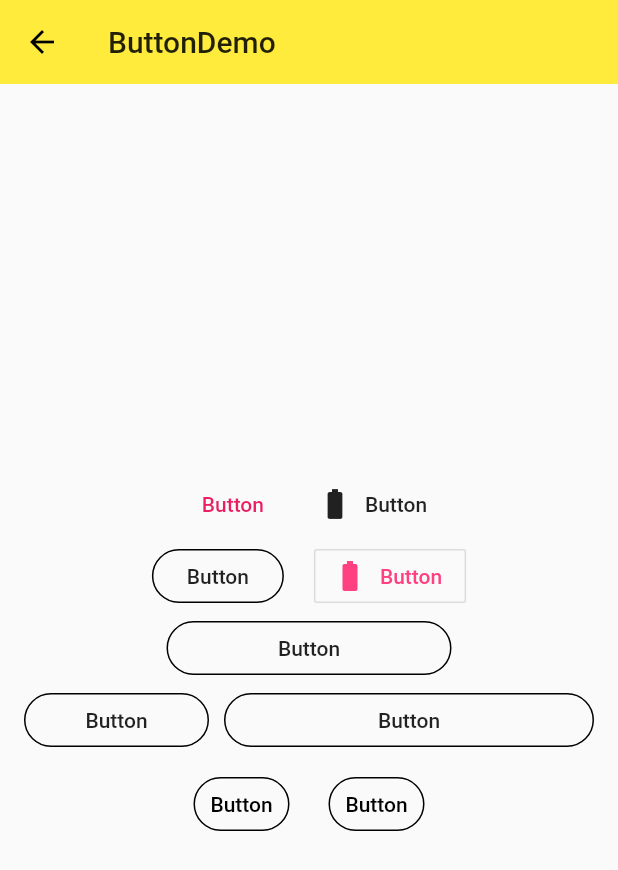
After one commit to cc9611/flutter_demo, a Flutter app: the screen it shows after launch, after a tap on "ButtonDemo", on a phone screen of 412 x 824 dp. The commit adds this screen. Shown: the top 870 px of the screen. Run offline on Flutter 3.47's test engine with Material 2 defaults, Android fonts, the phone set to English and light mode, and no system bars; missing offline and left inert: dart:ffi.

Commit message:
button按钮按钮的使用

```diff
--- /dev/null
+++ b/lib/demo/button_demo.dart
@@ -0,0 +1,177 @@
+import 'package:flutter/material.dart';
+class ButtonDemo extends StatelessWidget {
+  @override
+  Widget build(BuildContext context) {
+    final Widget flatButtonDemo = Row(
+      mainAxisAlignment: MainAxisAlignment.center,
+      children: [
+        FlatButton(
+          child: Text('Button'),
+          onPressed: () {},
+          splashColor: Colors.grey,
+          textColor: Colors.pink,
+        ),
+        FlatButton.icon(
+          icon: Icon(Icons.battery_full),
+          label: Text('Button'),
+          onPressed: () {},
+          splashColor: Colors.grey,
+          // textColor: Theme.of(context).accentColor,
+        ),
+      ],
+    );
+
+    final Widget outlineButtonDemo = Row(
+      mainAxisAlignment: MainAxisAlignment.center,
+      children: [
+        Theme(
+          data: Theme.of(context).copyWith(
+            buttonColor: Theme.of(context).accentColor,
+            buttonTheme: ButtonThemeData(
+              // textTheme: ButtonTextTheme.primary,
+              shape: StadiumBorder(), /* 露天运动场的邢壮 */
+              // shape: BeveledRectangleBorder(
+              //   borderRadius: BorderRadius.circular(5.0)
+              // ),
+            ),
+          ),
+          child: OutlineButton(
+            child: Text('Button'),
+            onPressed: () {},
+            splashColor: Colors.grey[100],
+            /* outlinebutton中不能使用elevation */
+            // elevation: 0.0,/* 原来你就是阴影 */
+            // textColor: Colors.white,/* 文字颜色 */
+            // color: Colors.green,/* 背景色 */
+            // textTheme: ButtonTextTheme.primary,
+            highlightColor: Colors.grey,
+            borderSide: BorderSide(color: Colors.black),
+          ),
+        ),
+        SizedBox(
+          width: 20,
+        ),
+        OutlineButton.icon(
+          icon: Icon(Icons.battery_full),
+          label: Text('Button'),
+          onPressed: () {},
+          splashColor: Colors.grey,
+          textColor: Theme.of(context).accentColor,
+          // elevation: 10,
+        ),
+      ],
+    );
+
+    final Widget fixedWidthButton = Row(
+      mainAxisAlignment: MainAxisAlignment.center,
+      children: [
+        Container(
+          width: 190,
+          child: (OutlineButton(
+            shape: StadiumBorder(),
+            /* 露天运动场的邢壮 */
+            child: Text('Button'),
+            onPressed: () {},
+            splashColor: Colors.grey[100],
+            highlightColor: Colors.grey,
+            borderSide: BorderSide(color: Colors.black),
+          )),
+        )
+      ],
+    );
+
+    final Widget expandedButton = Row(
+      mainAxisAlignment: MainAxisAlignment.center,
+      children: [
+        Expanded(
+          /* 默认占满剩余的整个宽度 ，可以设置flex*/
+          child: (OutlineButton(
+            shape: StadiumBorder(),
+            /* 露天运动场的邢壮 */
+            child: Text('Button'),
+            onPressed: () {},
+            splashColor: Colors.grey[100],
+            highlightColor: Colors.grey,
+            borderSide: BorderSide(color: Colors.black),
+          )),
+        ),
+        SizedBox(
+          width: 10,
+        ),
+        Expanded(
+          /* 默认占满剩余的整个宽度 ，可以设置flex*/
+          flex: 2,
+          child: (OutlineButton(
+            shape: StadiumBorder(),
+            /* 露天运动场的邢壮 */
+            child: Text('Button'),
+            onPressed: () {},
+            splashColor: Colors.grey[100],
+            highlightColor: Colors.grey,
+            borderSide: BorderSide(color: Colors.black),
+          )),
+        )
+      ],
+    );
+
+    final Widget buttonBarDemo = Row(
+      mainAxisAlignment: MainAxisAlignment.center,
+      children: [
+        Theme(
+          data: Theme.of(context).copyWith(
+            buttonTheme: ButtonThemeData(
+              padding: EdgeInsets.symmetric(horizontal: 10.0),
+              // textTheme: ButtonTextTheme.accent,
+            ),
+          ),
+          child: ButtonBar(
+            /* 水平方向的按钮容器，能放下一排带边距的button */
+            children: [
+              OutlineButton(
+                shape: StadiumBorder(),
+                /* 露天运动场的邢壮 */
+                child: Text('Button'),
+                onPressed: () {},
+                splashColor: Colors.grey[100],
+                highlightColor: Colors.grey,
+                borderSide: BorderSide(color: Colors.black),
+              ),
+              SizedBox(
+                width: 10,
+              ),
+              OutlineButton(
+                shape: StadiumBorder(),
+                /* 露天运动场的邢壮 */
+                child: Text('Button'),
+                onPressed: () {},
+                splashColor: Colors.grey[100],
+                highlightColor: Colors.grey,
+                borderSide: BorderSide(color: Colors.black),
+              )
+            ],
+          ),
+        )
+      ],
+    );
+
+    return Scaffold(
+      appBar: AppBar(
+        title: Text('ButtonDemo'),
+        elevation: 0.0,
+      ),
+      body: Container(
+        padding: EdgeInsets.all(16.0),
+        child: Column(
+          mainAxisAlignment: MainAxisAlignment.center,
+          children: [
+            flatButtonDemo,
+            outlineButtonDemo,
+            fixedWidthButton,
+            expandedButton,
+            buttonBarDemo,
+          ],
+        ),
+      ),
+    );
+  }
+}
--- /dev/null
+++ b/lib/demo/material_components.dart
@@ -0,0 +1,107 @@
+import 'package:chenchen_demo/demo/popup_menu_button_demo.dart';
+import 'package:flutter/material.dart';
+import '../demo/button_demo.dart';
+class MaterialComponents extends StatelessWidget {
+  @override
+  Widget build(BuildContext context) {
+    return Scaffold(
+      appBar: AppBar(
+        title: Text('MaterialComponents'),
+      ),
+      body: ListView(
+        children: [
+          ListItem(
+            title: 'FloatingActionButton',
+            page: FloatingActionButtonDemo(),
+          ),
+          ListItem(
+            title: 'ButtonDemo',
+            page: ButtonDemo(),
+          ),
+          ListItem(
+            title: 'PopupMenuButton',
+            page: PopupMenuButtonDemo(),
+          ),
+        ],
+      ),
+    );
+  }
+}
+
+
+
+class _WidgetDemo extends StatelessWidget {
+  @override
+  Widget build(BuildContext context) {
+    return Scaffold(
+      appBar: AppBar(
+        title: Text('_WidgetDemo'),
+        elevation: 0.0,
+      ),
+      body: Container(
+        padding: EdgeInsets.all(16.0),
+        child: Column(
+          mainAxisAlignment: MainAxisAlignment.center,
+          children: [],
+        ),
+      ),
+    );
+  }
+}
+
+class FloatingActionButtonDemo extends StatelessWidget {
+  final Widget _floatingActionButton = FloatingActionButton(
+    onPressed: () => {},
+    child: Icon(Icons.add),
+    backgroundColor: Colors.orange,
+    /* 设置floating Action Button的形状 */
+    shape: BeveledRectangleBorder(
+        /* 圆角设置为30时会显示菱形 */
+        // borderRadius: BorderRadius.circular(10)
+        ),
+  );
+
+  /* 定义带文字形式的floatringActionButton */
+  final Widget _floatingActionButtonExtend = FloatingActionButton.extended(
+      onPressed: () {}, icon: Icon(Icons.add), label: Text('那岂不是使劲加'));
+
+  @override
+  Widget build(BuildContext context) {
+    return Scaffold(
+      appBar: AppBar(
+        title: Text('FloatingActionButtonDemo'),
+        // elevation: 0.0,
+      ),
+      floatingActionButton: _floatingActionButton,
+      /* 设置浮动按钮的位置  底部工具栏的中间并且重合*/
+      floatingActionButtonLocation: FloatingActionButtonLocation.centerDocked,
+      /* 底部工具栏 */
+      bottomNavigationBar: BottomAppBar(
+        child: Container(
+          height: 80.0,
+        ),
+        /* 设置底部工具栏的缺口，给浮动按钮留个小旮旯 */
+        shape: CircularNotchedRectangle(),
+      ),
+    );
+  }
+}
+
+class ListItem extends StatelessWidget {
+  final String title;
+  final Widget page;
+
+  ListItem({this.title, this.page});
+
+  @override
+  Widget build(BuildContext context) {
+    return ListTile(
+      title: Text(title),
+      onTap: () {
+        Navigator.of(context).push(MaterialPageRoute(
+          builder: (context) => page,
+        ));
+      },
+    );
+  }
+}
--- a/lib/main.dart
+++ b/lib/main.dart
@@ -10,6 +10,9 @@ import './demo/layout_demo.dart';
 import 'package:chenchen_demo/demo/view_demo.dart';
 import './demo/sliver_demo.dart';
 import 'package:flutter/rendering.dart';
+import './demo/material_components.dart';
+
+
 // import './demo/navigator_demo.dart';
 import './demo/navigator_demo.dart' as prefix;
 void main() => runApp(App());
@@ -31,11 +34,12 @@ class App extends StatelessWidget {
     return MaterialApp(
       debugShowCheckedModeBanner: false,
       // home: Home(),
-      initialRoute: '/',
+      initialRoute: '/mdc',
       routes: {
-        '/': (context) => FormDemo(),
+        '/': (context) => Home(),
         '/about': (context) => prefix.Page(title: '定义了一个路由'),
         '/form': (context) => FormDemo(),
+        '/mdc': (context) => MaterialComponents(),
       },
       // 对主题进行设置
       theme: ThemeData(
```
Also changed, not shown: lib/demo/popup_menu_button_demo.dart (added, +50 -0 lines).
